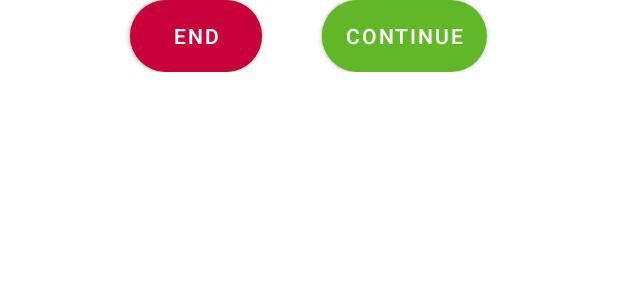
After one commit to fukalhan/Runemies, an Android app: the layout run_buttons.xml on its own in the app's theme, with its tools: preview values and no code run, on a phone screen of 412 x 824 dp. The commit adds this screen. Shown: the top 300 px of the screen. Run offline under Robolectric (Android 15) with nearby library versions, the phone set to English and light mode, and no system bars.

Commit message:
Set run buttons listeners with changing visibility

```diff
--- a/app/src/main/java/cz/cvut/fukalhan/repository/user/IUserFacade.kt
+++ b/app/src/main/java/cz/cvut/fukalhan/repository/user/IUserFacade.kt
@@ -1,10 +1,9 @@
 package cz.cvut.fukalhan.repository.user
 
 import cz.cvut.fukalhan.repository.entity.User
-import cz.cvut.fukalhan.shared.DataWrapper
 
 interface IUserFacade {
-    suspend fun getUsers(): DataWrapper<List<User>>
+    suspend fun getUsers(): List<User>
 
     suspend fun getUser(id: String): User?
 }
--- a/app/src/main/java/cz/cvut/fukalhan/repository/user/IUserRepository.kt
+++ b/app/src/main/java/cz/cvut/fukalhan/repository/user/IUserRepository.kt
@@ -1,10 +1,9 @@
 package cz.cvut.fukalhan.repository.user
 
 import cz.cvut.fukalhan.repository.entity.User
-import cz.cvut.fukalhan.shared.DataWrapper
 
 interface IUserRepository {
-    suspend fun getUsers(): DataWrapper<List<User>>
+    suspend fun getUsers(): List<User>
 
     suspend fun getUser(id: String): User?
 }
--- a/app/src/main/java/cz/cvut/fukalhan/repository/user/UserFacade.kt
+++ b/app/src/main/java/cz/cvut/fukalhan/repository/user/UserFacade.kt
@@ -1,7 +1,6 @@
 package cz.cvut.fukalhan.repository.user
 
 import cz.cvut.fukalhan.repository.entity.User
-import cz.cvut.fukalhan.shared.DataWrapper
 import org.koin.core.KoinComponent
 import org.koin.core.inject
 
@@ -9,7 +8,7 @@ class UserFacade : IUserFacade, KoinComponent {
     val repository by inject<UserRepository>()
     val repositoryMock by inject<UserRepositoryMock>()
 
-    override suspend fun getUsers(): DataWrapper<List<User>> {
+    override suspend fun getUsers(): List<User> {
         return repository.getUsers()
     }
 
--- a/app/src/main/java/cz/cvut/fukalhan/repository/user/UserRepository.kt
+++ b/app/src/main/java/cz/cvut/fukalhan/repository/user/UserRepository.kt
@@ -4,14 +4,13 @@ import com.google.firebase.firestore.FirebaseFirestore
 import com.google.firebase.firestore.ktx.toObject
 import cz.cvut.fukalhan.repository.entity.User
 import cz.cvut.fukalhan.shared.Constants
-import cz.cvut.fukalhan.shared.DataWrapper
 import kotlinx.coroutines.tasks.await
 import java.lang.Exception
 
 class UserRepository : IUserRepository {
     private val db = FirebaseFirestore.getInstance()
 
-    override suspend fun getUsers(): DataWrapper<List<User>> {
+    override suspend fun getUsers(): List<User> {
         val users: ArrayList<User> = ArrayList()
         return try {
             val snapshot = db.collection(Constants.USERS).get().await()
--- a/app/src/main/java/cz/cvut/fukalhan/shared/DataWrapper.kt
+++ b/app/src/main/java/cz/cvut/fukalhan/shared/DataWrapper.kt
@@ -1,4 +1,3 @@
 package cz.cvut.fukalhan.shared
 
-class DataWrapper<Type> (val data: Type?, val error: Boolean = false, val errorMessage: String? = null, val throwable: Throwable? = null) {
-}
+class DataWrapper<Type> (val data: Type?, val error: Boolean = false, val errorMessage: String? = null, val throwable: Throwable? = null)
--- /dev/null
+++ b/app/src/main/res/layout/run_buttons.xml
@@ -0,0 +1,61 @@
+<?xml version="1.0" encoding="utf-8"?>
+<RelativeLayout xmlns:android="http://schemas.android.com/apk/res/android"
+    xmlns:tools="http://schemas.android.com/tools"
+    xmlns:app="http://schemas.android.com/apk/res-auto"
+    android:layout_width="match_parent"
+    android:layout_height="wrap_content"
+    android:gravity="center_horizontal">
+    <Button
+        android:id="@+id/start_button"
+        android:layout_width="wrap_content"
+        android:layout_height="wrap_content"
+        android:layout_gravity="center_horizontal"
+        android:elevation="15dp"
+        android:text="@string/start"
+        android:textAlignment="center"
+        android:textColor="@color/white"
+        app:backgroundTint="@color/green"
+        android:background="@drawable/button_start_background"/>
+
+    <Button
+        android:id="@+id/end_button"
+        android:layout_width="wrap_content"
+        android:layout_height="wrap_content"
+        android:layout_marginEnd="40dp"
+        android:elevation="15dp"
+        android:text="@string/end"
+        android:textAlignment="center"
+        android:textColor="@color/white"
+        app:backgroundTint="@color/red"
+        android:background="@drawable/button_end_background"
+        android:visibility="gone"
+        tools:visibility="visible"/>
+
+    <Button
+        android:id="@+id/pause_button"
+        android:layout_width="wrap_content"
+        android:layout_height="wrap_content"
+        android:layout_toEndOf="@+id/end_button"
+        android:elevation="15dp"
+        android:text="@string/pause"
+        android:textAlignment="center"
+        android:textColor="@color/white"
+        app:backgroundTint="@color/orange"
+        android:background="@drawable/button_pause_background"
+        android:visibility="gone"
+        tools:visibility="visible"/>
+
+    <Button
+        android:id="@+id/continue_button"
+        android:layout_width="wrap_content"
+        android:layout_height="wrap_content"
+        android:layout_toEndOf="@+id/end_button"
+        android:elevation="15dp"
+        android:text="@string/continue_label"
+        android:textAlignment="center"
+        android:textColor="@color/white"
+        app:backgroundTint="@color/green"
+        android:background="@drawable/button_start_background"
+        android:visibility="gone"
+        tools:visibility="visible"/>
+</RelativeLayout>
```
Also changed, not shown: app/src/main/java/cz/cvut/fukalhan/main/run/fragment/RunFragment.kt (+29 -12 lines), app/src/main/res/layout/button_end_pause.xml (deleted, +0 -35 lines), app/src/main/res/layout/button_start.xml (deleted, +0 -15 lines), app/src/main/res/layout/fragment_run.xml (+1 -12 lines), app/src/main/res/layout/fragment_run_record.xml (deleted, +0 -84 lines), app/src/main/res/values/styles.xml (+8 -0 lines).
